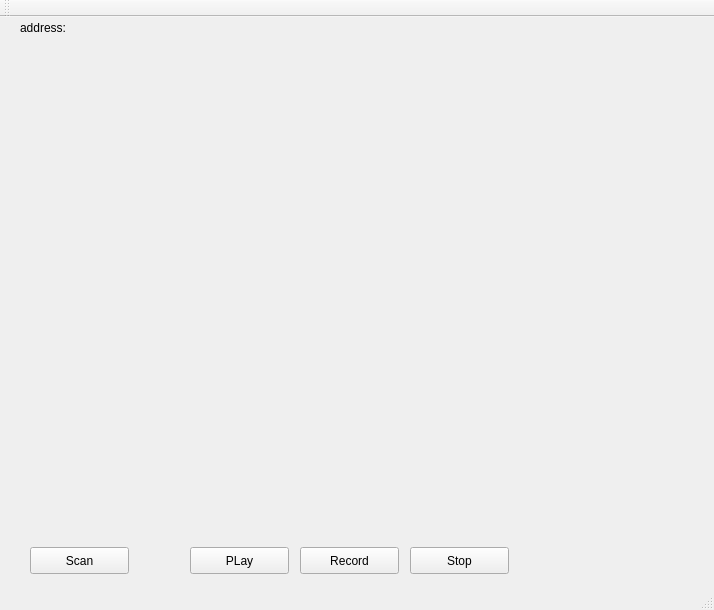
tlhc/RaspiCam, file client/RaspiCamClient/raspcammw.ui: the form before one commit.
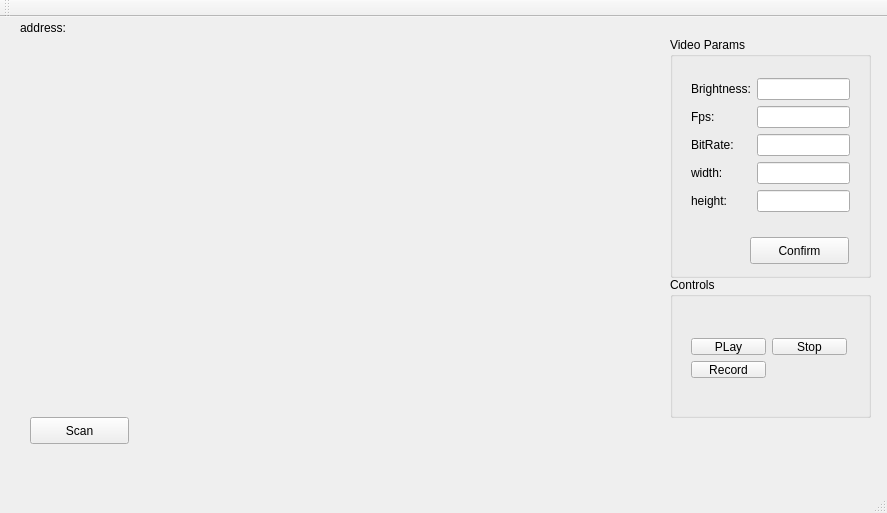
The form after the commit.

Commit message: complete play and stop

```diff
--- a/client/RaspiCamClient/raspcammw.ui
+++ b/client/RaspiCamClient/raspcammw.ui
@@ -6,8 +6,8 @@
    <rect>
     <x>0</x>
     <y>0</y>
-    <width>714</width>
-    <height>610</height>
+    <width>887</width>
+    <height>513</height>
    </rect>
   </property>
   <property name="windowTitle">
@@ -19,8 +19,8 @@
      <rect>
       <x>10</x>
       <y>20</y>
-      <width>691</width>
-      <height>491</height>
+      <width>640</width>
+      <height>360</height>
      </rect>
     </property>
    </widget>
@@ -28,7 +28,7 @@
     <property name="geometry">
      <rect>
       <x>30</x>
-      <y>530</y>
+      <y>400</y>
       <width>99</width>
       <height>27</height>
      </rect>
@@ -37,45 +37,6 @@
      <string>Scan</string>
     </property>
    </widget>
-   <widget class="QPushButton" name="btnStart">
-    <property name="geometry">
-     <rect>
-      <x>190</x>
-      <y>530</y>
-      <width>99</width>
-      <height>27</height>
-     </rect>
-    </property>
-    <property name="text">
-     <string>PLay</string>
-    </property>
-   </widget>
-   <widget class="QPushButton" name="btnStop">
-    <property name="geometry">
-     <rect>
-      <x>410</x>
-      <y>530</y>
-      <width>99</width>
-      <height>27</height>
-     </rect>
-    </property>
-    <property name="text">
-     <string>Stop</string>
-    </property>
-   </widget>
-   <widget class="QPushButton" name="btnRecord">
-    <property name="geometry">
-     <rect>
-      <x>300</x>
-      <y>530</y>
-      <width>99</width>
-      <height>27</height>
-     </rect>
-    </property>
-    <property name="text">
-     <string>Record</string>
-    </property>
-   </widget>
    <widget class="QLabel" name="lbl_address">
     <property name="geometry">
      <rect>
@@ -89,6 +50,153 @@
      <string>address:</string>
     </property>
    </widget>
+   <widget class="QGroupBox" name="gp_videoparams">
+    <property name="geometry">
+     <rect>
+      <x>670</x>
+      <y>20</y>
+      <width>201</width>
+      <height>241</height>
+     </rect>
+    </property>
+    <property name="title">
+     <string>Video Params</string>
+    </property>
+    <widget class="QPushButton" name="btn_confirm">
+     <property name="geometry">
+      <rect>
+       <x>80</x>
+       <y>200</y>
+       <width>99</width>
+       <height>27</height>
+      </rect>
+     </property>
+     <property name="text">
+      <string>Confirm</string>
+     </property>
+    </widget>
+    <widget class="QWidget" name="layoutWidget">
+     <property name="geometry">
+      <rect>
+       <x>10</x>
+       <y>30</y>
+       <width>181</width>
+       <height>161</height>
+      </rect>
+     </property>
+     <layout class="QGridLayout" name="gridLayout">
+      <item row="0" column="0">
+       <widget class="QLabel" name="lblBright">
+        <property name="text">
+         <string>Brightness:</string>
+        </property>
+       </widget>
+      </item>
+      <item row="0" column="1">
+       <widget class="QLineEdit" name="le_bright"/>
+      </item>
+      <item row="1" column="0">
+       <widget class="QLabel" name="lblfps">
+        <property name="text">
+         <string>Fps:</string>
+        </property>
+       </widget>
+      </item>
+      <item row="1" column="1">
+       <widget class="QLineEdit" name="le_fps"/>
+      </item>
+      <item row="2" column="0">
+       <widget class="QLabel" name="lblBitrate">
+        <property name="text">
+         <string>BitRate:</string>
+        </property>
+       </widget>
+      </item>
+      <item row="2" column="1">
+       <widget class="QLineEdit" name="le_BitRate"/>
+      </item>
+      <item row="3" column="0">
+       <widget class="QLabel" name="lblwidth">
+        <property name="text">
+         <string>width:</string>
+        </property>
+       </widget>
+      </item>
+      <item row="3" column="1">
+       <widget class="QLineEdit" name="le_width"/>
+      </item>
+      <item row="4" column="0">
+       <widget class="QLabel" name="lblwidth_2">
+        <property name="text">
+         <string>height:</string>
+        </property>
+       </widget>
+      </item>
+      <item row="4" column="1">
+       <widget class="QLineEdit" name="le_height"/>
+      </item>
+     </layout>
+    </widget>
+   </widget>
+   <widget class="QGroupBox" name="gp_Controls">
+    <property name="geometry">
+     <rect>
+      <x>670</x>
+      <y>260</y>
+      <width>201</width>
+      <height>141</height>
+     </rect>
+    </property>
+    <property name="title">
+     <string>Controls</string>
+    </property>
+    <widget class="QWidget" name="layoutWidget">
+     <property name="geometry">
+      <rect>
+       <x>10</x>
+       <y>50</y>
+       <width>178</width>
+       <height>62</height>
+      </rect>
+     </property>
+     <layout class="QGridLayout" name="gridLayout_2">
+      <item row="0" column="0">
+       <widget class="QPushButton" name="btnStart">
+        <property name="text">
+         <string>PLay</string>
+        </property>
+       </widget>
+      </item>
+      <item row="0" column="1">
+       <widget class="QPushButton" name="btnStop">
+        <property name="text">
+         <string>Stop</string>
+        </property>
+       </widget>
+      </item>
+      <item row="1" column="0">
+       <widget class="QPushButton" name="btnRecord">
+        <property name="text">
+         <string>Record</string>
+        </property>
+       </widget>
+      </item>
+     </layout>
+    </widget>
+   </widget>
+   <widget class="QLabel" name="lblprocess">
+    <property name="geometry">
+     <rect>
+      <x>170</x>
+      <y>405</y>
+      <width>191</width>
+      <height>17</height>
+     </rect>
+    </property>
+    <property name="text">
+     <string/>
+    </property>
+   </widget>
   </widget>
   <widget class="QMenuBar" name="menuBar">
    <property name="geometry">
```
Left out of the diff: 2 changed lines with no effect on the pictures. The commit also changes 9 other files.
